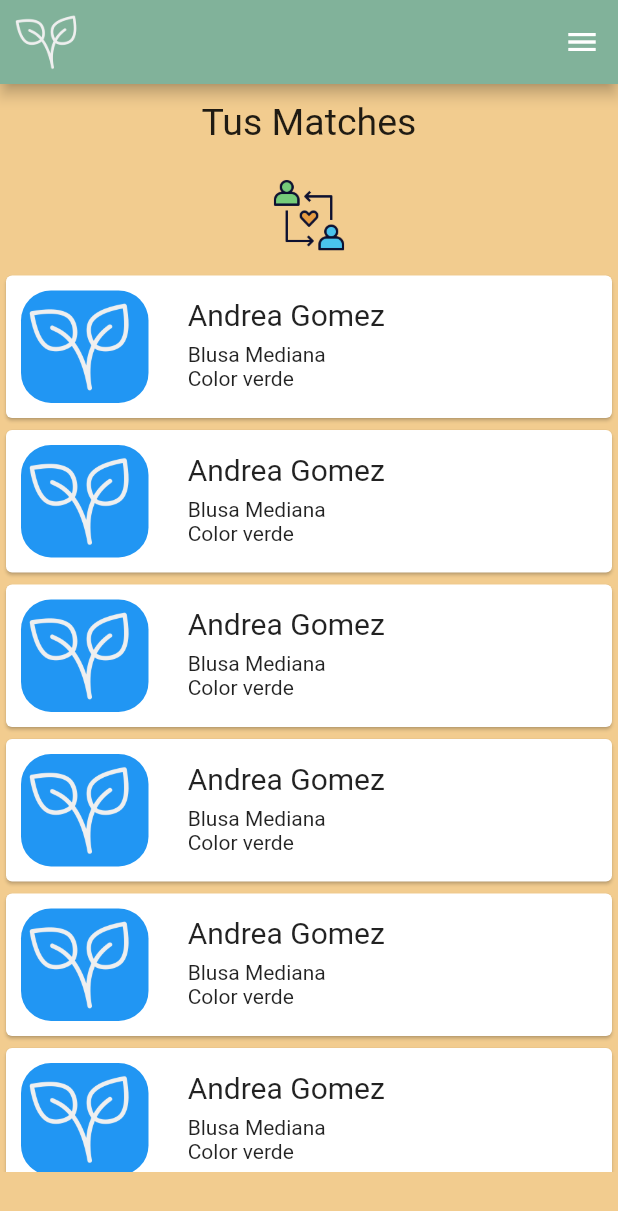
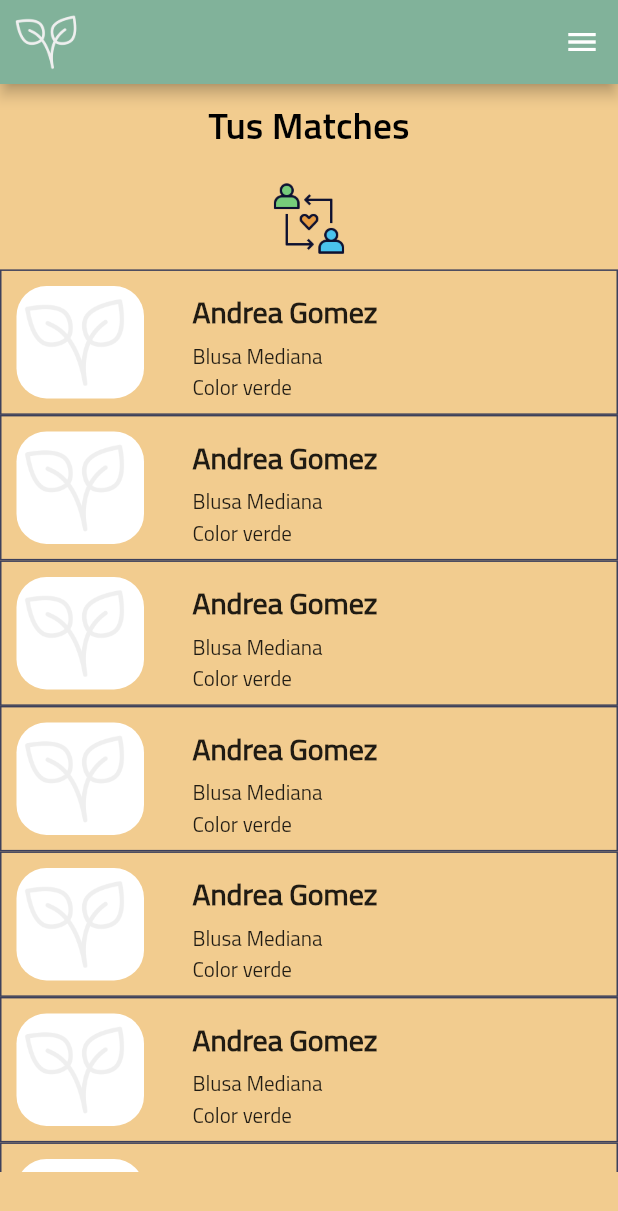
Before and after one commit to DarioAle/echange, a Flutter app: the Matches screen opened directly, on a phone screen of 412 x 824 dp. Shown: the top 1211 px of the screen. Run offline on Flutter 3.47's test engine with Material 2 defaults, Android fonts, the phone set to English and light mode, and no system bars; our stand-ins replace auth_buttons, splashscreen.

Commit message:
finished tus matches screen

```diff
--- a/lib/matches/matches.dart
+++ b/lib/matches/matches.dart
@@ -39,7 +39,10 @@ class _MatchesState extends State<Matches> {
                     children: [
                       Text(
                         "Tus Matches",
-                        style: TextStyle(fontSize: 25),
+                        style: Theme.of(context)
+                            .textTheme
+                            .headline1
+                            .copyWith(fontSize: 25, color: Colors.black),
                       ),
                       Image.asset(
                         'assets/images/relationship.png',
@@ -52,7 +55,7 @@ class _MatchesState extends State<Matches> {
           ),
           Container(
               height: MediaQuery.of(context).size.height * 0.73,
-            child : ListView.builder(
+              child: ListView.builder(
                   itemCount: 10,
                   itemBuilder: (BuildContext context, int index) {
                     // return Card(
@@ -61,9 +64,7 @@ class _MatchesState extends State<Matches> {
                     //   )
                     // );
                     return MatchesItem();
-              }
-            )
-          )
+                  }))
         ],
       ),
     );
--- a/lib/matches/matches_item.dart
+++ b/lib/matches/matches_item.dart
@@ -10,7 +10,13 @@ class MatchesItem extends StatefulWidget {
 class _MatchesItemState extends State<MatchesItem> {
   @override
   Widget build(BuildContext context) {
-    return Card(
+    return Container(
+      decoration: BoxDecoration(
+        color: Color.fromRGBO(242, 204, 143, 1.0),
+        border: Border.all(
+          color: Color.fromRGBO(61, 64, 91, 1.0)
+        )
+      ),
       child: Container(
         height: 95,
         child: Padding(
@@ -19,19 +25,22 @@ class _MatchesItemState extends State<MatchesItem> {
             Align(
               alignment: Alignment(-0.12, -1.0),
               child: Padding(
-                padding: const EdgeInsets.only(top : 5),
+                padding: const EdgeInsets.only(top: 2),
                 child: Column(
                     crossAxisAlignment: CrossAxisAlignment.start,
                     children: [
+                      Text("Andrea Gomez",
+                          style: Theme.of(context).textTheme.bodyText1.copyWith(
+                              fontSize: 20, fontWeight: FontWeight.bold)),
+                      SizedBox(
+                        height: 4,
+                      ),
+                      Text("Blusa Mediana",
+                          style: Theme.of(context).textTheme.bodyText1),
                       Text(
-                        "Andrea Gomez",
-                        style: TextStyle(fontSize: 20.0),
-                      ),
-                      SizedBox(
-                        height: 7,
-                      ),
-                      Text("Blusa Mediana"),
-                      Text("Color verde")
+                        "Color verde",
+                        style: Theme.of(context).textTheme.bodyText1,
+                      )
                     ]),
               ),
             ),
@@ -39,7 +48,7 @@ class _MatchesItemState extends State<MatchesItem> {
                 alignment: Alignment(-1.0, 0.0),
                 child: Container(
                   decoration: BoxDecoration(
-                      color: Colors.blue,
+                      color: Colors.white,
                       borderRadius: BorderRadius.all(Radius.circular(20))),
                   child: Image.asset(
                     "assets/images/plant.png",
```
Also changed, not shown: lib/main.dart (+14 -16 lines). Lines whose indentation alone changed are shown as unchanged.
